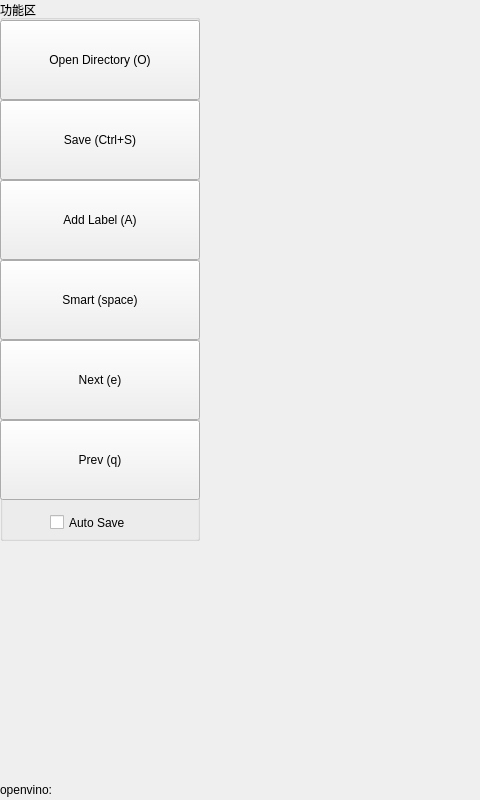
Above: mainwindow.ui from xinyang-go/LabelRoboMaster before the change; both pictures show x 0 to 480 and y 0 to 800 of the 1500 by 800 pixel window. Below: the same form after it.
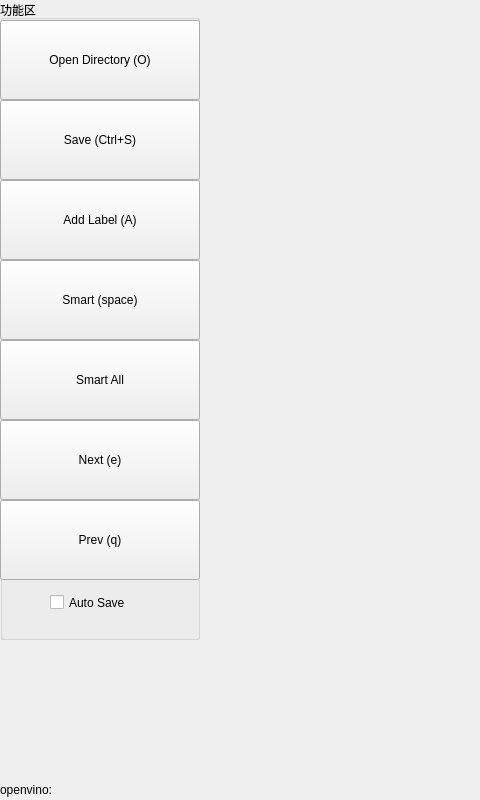
That is the form after the change. Icons and pictures are not drawn. Custom widgets are drawn as their Qt base class.

Commit message: fix(action&smart): add action for build and and smart all feat

```diff
--- a/mainwindow.ui
+++ b/mainwindow.ui
@@ -32,7 +32,7 @@
       <x>0</x>
       <y>0</y>
       <width>200</width>
-      <height>541</height>
+      <height>640</height>
      </rect>
     </property>
     <property name="title">
@@ -142,7 +142,7 @@
       <string>Space</string>
      </property>
     </widget>
-    <widget class="QPushButton" name="nextPushButton">
+    <widget class="QPushButton" name="smartAllPushButton">
      <property name="geometry">
       <rect>
        <x>0</x>
@@ -152,6 +152,29 @@
       </rect>
      </property>
      <property name="text">
+      <string>Smart All</string>
+     </property>
+     <property name="icon">
+      <iconset resource="resource.qrc">
+       <normaloff>:/icon/resource/auto-fix.png</normaloff>:/icon/resource/auto-fix.png</iconset>
+     </property>
+     <property name="iconSize">
+      <size>
+       <width>32</width>
+       <height>32</height>
+      </size>
+     </property>
+    </widget>
+    <widget class="QPushButton" name="nextPushButton">
+     <property name="geometry">
+      <rect>
+       <x>0</x>
+       <y>420</y>
+       <width>200</width>
+       <height>80</height>
+      </rect>
+     </property>
+     <property name="text">
       <string>Next (e)</string>
      </property>
      <property name="icon">
@@ -172,7 +195,7 @@
      <property name="geometry">
       <rect>
        <x>0</x>
-       <y>420</y>
+       <y>500</y>
        <width>200</width>
        <height>80</height>
       </rect>
@@ -198,7 +221,7 @@
      <property name="geometry">
       <rect>
        <x>50</x>
-       <y>510</y>
+       <y>590</y>
        <width>100</width>
        <height>25</height>
       </rect>
```
The commit also changes 7 other files.
